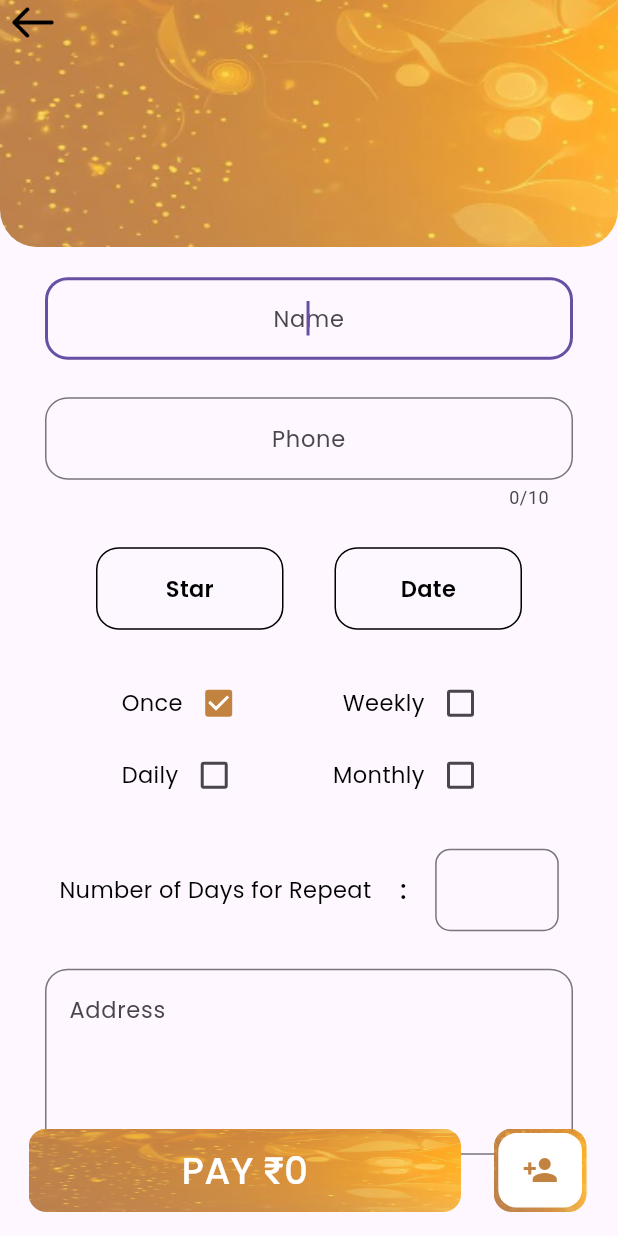
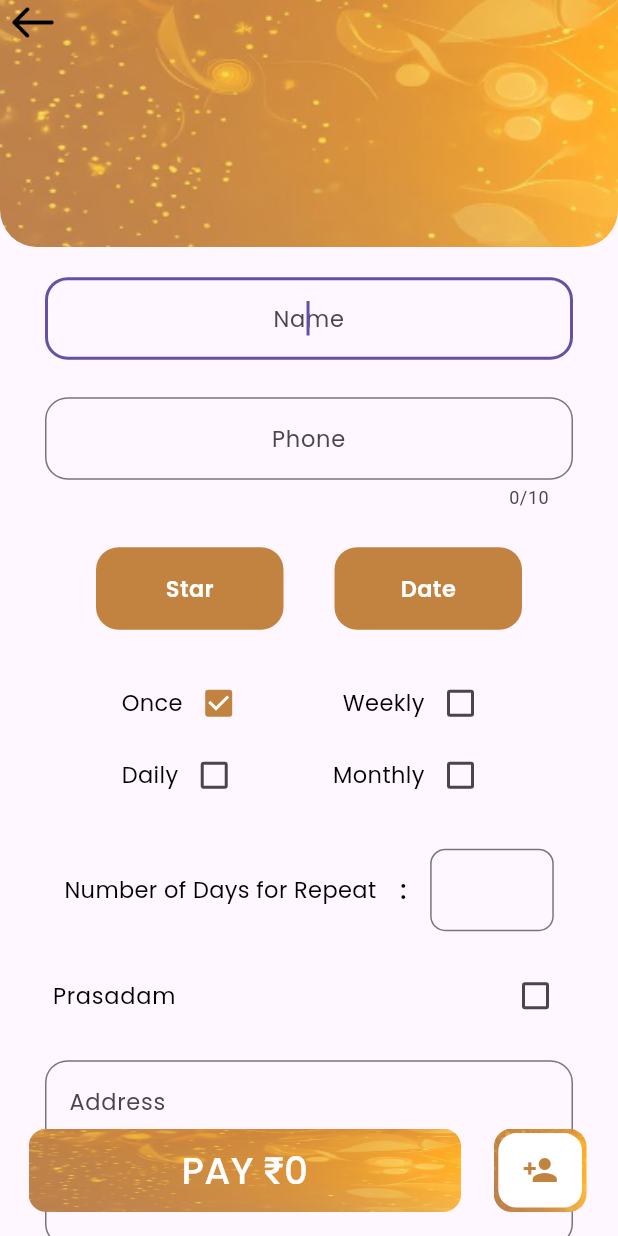
Before and after one commit to Astrin-work/kshethra-pine-labs, a Flutter app: the AdvancedBookingConfirmView screen opened directly with empty values, on a phone screen of 412 x 824 dp. Run offline on Flutter 3.47's test engine with Material 3 defaults, Android fonts, the phone set to English and light mode, and no system bars; our stand-ins replace easy_localization, flutter_secure_storage, hive, image_picker, lottie, permission_handler and 1 more; missing offline and left inert: translator; accounts and stored records are empty.

Commit message:
add select postal options

```diff
--- a/lib/utils/components/app_bar_widget.dart
+++ b/lib/utils/components/app_bar_widget.dart
@@ -12,7 +12,7 @@ class AppBarWidget extends StatelessWidget {
 
   @override
   Widget build(BuildContext context) {
-    // final currentLang = Provider.of<HomePageViewmodel>(context).currentLanguage;
+
     AppStyles styles = AppStyles();
     SizeConfig().init(context);
     return Container(
--- a/lib/view/widgets/advanced_booking_page_widget/advance_booking_confirm_form.dart
+++ b/lib/view/widgets/advanced_booking_page_widget/advance_booking_confirm_form.dart
@@ -40,6 +40,11 @@ class _AdvancedBookingConfirmFormState
     super.dispose();
   }
 
+  bool _prasadamSelected = false;
+  String _postalOption = '';
+  double _postalAmount = 0.0;
+
+  final Map<String, double> postalRates = {"Postal": 5.0, "Speed Postal": 45.0};
   Widget build(BuildContext context) {
     AppStyles styles = AppStyles();
     SizeConfig().init(context);
@@ -123,7 +128,7 @@ class _AdvancedBookingConfirmFormState
                           height: 55,
                           width: 125,
                           decoration:
-                              bookingViewmodel.advBookOption == "star"
+                              bookingViewmodel.selectedStar.isNotEmpty
                                   ? BoxDecoration(
                                     color: kDullPrimaryColor,
                                     borderRadius: BorderRadius.circular(15),
@@ -135,9 +140,11 @@ class _AdvancedBookingConfirmFormState
                                   ),
                           child: Center(
                             child: Text(
-                              bookingViewmodel.selectedStar,
+                              bookingViewmodel.selectedStar.isNotEmpty
+                                  ? bookingViewmodel.selectedStar
+                                  : "Star",
                               style:
-                                  bookingViewmodel.advBookOption == "star"
+                                  bookingViewmodel.selectedStar.isNotEmpty
                                       ? styles.whiteSemi15
                                       : styles.blackSemi15,
                             ),
@@ -153,7 +160,7 @@ class _AdvancedBookingConfirmFormState
                           height: 55,
                           width: 125,
                           decoration:
-                              bookingViewmodel.advBookOption == "date".tr()
+                              bookingViewmodel.selectedDate.isNotEmpty
                                   ? BoxDecoration(
                                     color: kDullPrimaryColor,
                                     borderRadius: BorderRadius.circular(15),
@@ -165,9 +172,11 @@ class _AdvancedBookingConfirmFormState
                                   ),
                           child: Center(
                             child: Text(
-                              bookingViewmodel.selectedDate,
+                              bookingViewmodel.selectedDate.isNotEmpty
+                                  ? bookingViewmodel.selectedDate
+                                  : "Date",
                               style:
-                                  bookingViewmodel.advBookOption == "date".tr()
+                                  bookingViewmodel.selectedDate.isNotEmpty
                                       ? styles.whiteSemi15
                                       : styles.blackSemi15,
                             ),
@@ -176,6 +185,7 @@ class _AdvancedBookingConfirmFormState
                       ),
                     ],
                   ),
+
                   25.kH,
                   const RepCheckBoxWidget(),
                   Visibility(
@@ -183,7 +193,11 @@ class _AdvancedBookingConfirmFormState
                     child: const WeeklyWidget(),
                   ),
                   25.kH,
-                  // if (bookingViewmodel.selectedRepMethod != "Once")
+                  Padding(
+                    padding: const EdgeInsets.symmetric(horizontal: 5),
+                    child: Column(
+                      crossAxisAlignment: CrossAxisAlignment.start,
+                      children: [
                         Row(
                           mainAxisAlignment: MainAxisAlignment.spaceAround,
                           children: [
@@ -197,16 +211,19 @@ class _AdvancedBookingConfirmFormState
                               width: SizeConfig.screenWidth * 0.2,
                               child: TextFormField(
                                 keyboardType: TextInputType.number,
-                            validator: (value) => Validation.numberValidation(
+                                validator:
+                                    (value) => Validation.numberValidation(
                                       value,
                                       "Count",
                                       "Enter valid days",
                                     ),
                                 controller: _repDaysController,
                                 onChanged: (value) {
-                              bookingViewmodel.bookingRepOnchange(value, widget.selectedVazhipaadu);
+                                  bookingViewmodel.bookingRepOnchange(
+                                    value,
+                                    widget.selectedVazhipaadu,
+                                  );
                                 },
-
                                 textAlign: TextAlign.center,
                                 style: styles.blackRegular15,
                                 decoration: InputDecoration(
@@ -218,7 +235,62 @@ class _AdvancedBookingConfirmFormState
                             ),
                           ],
                         ),
-                  25.kH,
+                        15.kH,
+                        CheckboxListTile(
+                          contentPadding: EdgeInsets.zero,
+                          title: Text(
+                            "Prasadam".tr(),
+                            style: styles.blackRegular15,
+                          ),
+                          value: _prasadamSelected,
+                          onChanged: (value) {
+                            setState(() {
+                              _prasadamSelected = value!;
+                              if (!_prasadamSelected) {
+                                _postalOption = '';
+                                _postalAmount = 0.0;
+                              }
+                            });
+                          },
+                        ),
+                        15.kH,
+                        if (_prasadamSelected)
+                          Column(
+                            crossAxisAlignment: CrossAxisAlignment.start,
+                            children: [
+                              Text(
+                                "Select Postal Option".tr(),
+                                style: styles.blackRegular15,
+                              ),
+                              20.kH,
+                              for (var option in postalRates.keys)
+                                RadioListTile<String>(
+                                  value: option,
+                                  groupValue: _postalOption,
+                                  onChanged: (value) {
+                                    setState(() {
+                                      _postalOption = value!;
+                                      _postalAmount = postalRates[value]!;
+                                      print("---------postal amount------");
+                                      print(_postalAmount);
+
+                                    });
+                                  },
+                                  title: Text(option),
+                                  activeColor: kPrimaryColor,
+                                  contentPadding: EdgeInsets.zero,
+                                ),
+                              10.kH,
+                              Text(
+                                "Postal Charge: ₹$_postalAmount",
+                                style: styles.blackRegular15,
+                              ),
+                              10.kH,
+                            ],
+                          ),
+                      ],
+                    ),
+                  ),
                   TextFormField(
                     validator:
                         (value) => Validation.emptyValidation(
```
Also changed, not shown: lib/view/advance_booking_preview_view.dart (+41 -19 lines), lib/view_model/booking_viewmodel.dart (+22 -11 lines). Lines whose indentation alone changed are shown as unchanged.
